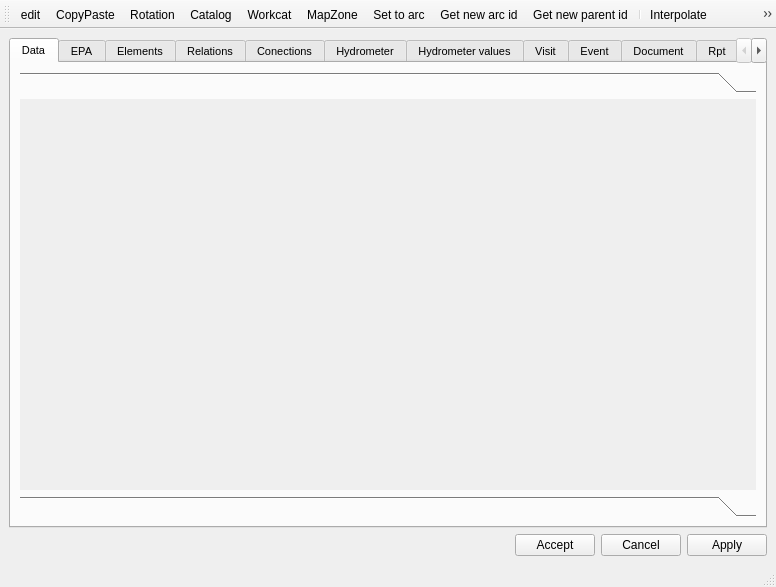
Qt form core/ui/toolbars/basic/info_feature.ui (Giswater/giswater_qgis_plugin) before a commit.
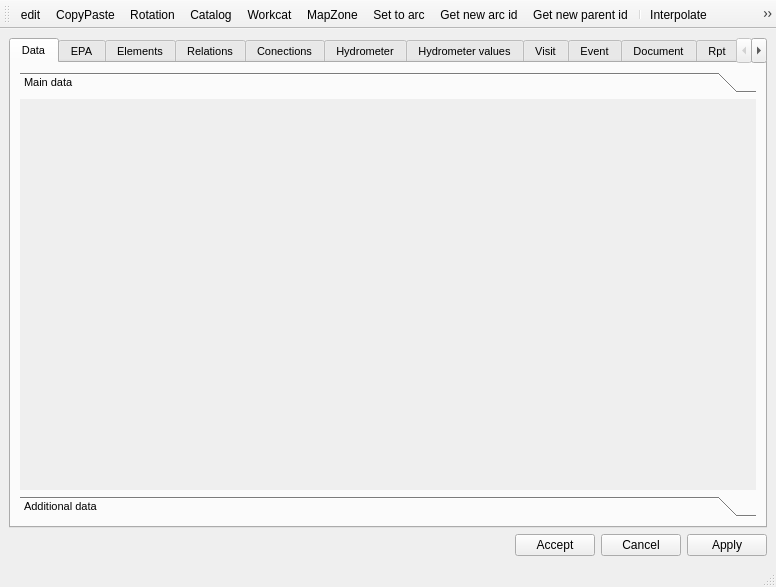
The same form after that commit.

Commit message: fix: Manage transaltions for QToolBox and refactor info_feature form

```diff
--- a/core/ui/toolbars/basic/info_feature.ui
+++ b/core/ui/toolbars/basic/info_feature.ui
@@ -100,7 +100,7 @@
             </rect>
            </property>
            <attribute name="label">
-            <string/>
+            <string>Main data</string>
            </attribute>
            <layout class="QHBoxLayout" name="horizontalLayout_2">
             <item>
@@ -121,7 +121,7 @@
             </rect>
            </property>
            <attribute name="label">
-            <string/>
+            <string>Additional data</string>
            </attribute>
            <layout class="QHBoxLayout" name="horizontalLayout_3">
             <item>
```
Left out of the diff: 20 changed lines with no effect on the pictures. The commit also changes 1 other file.
